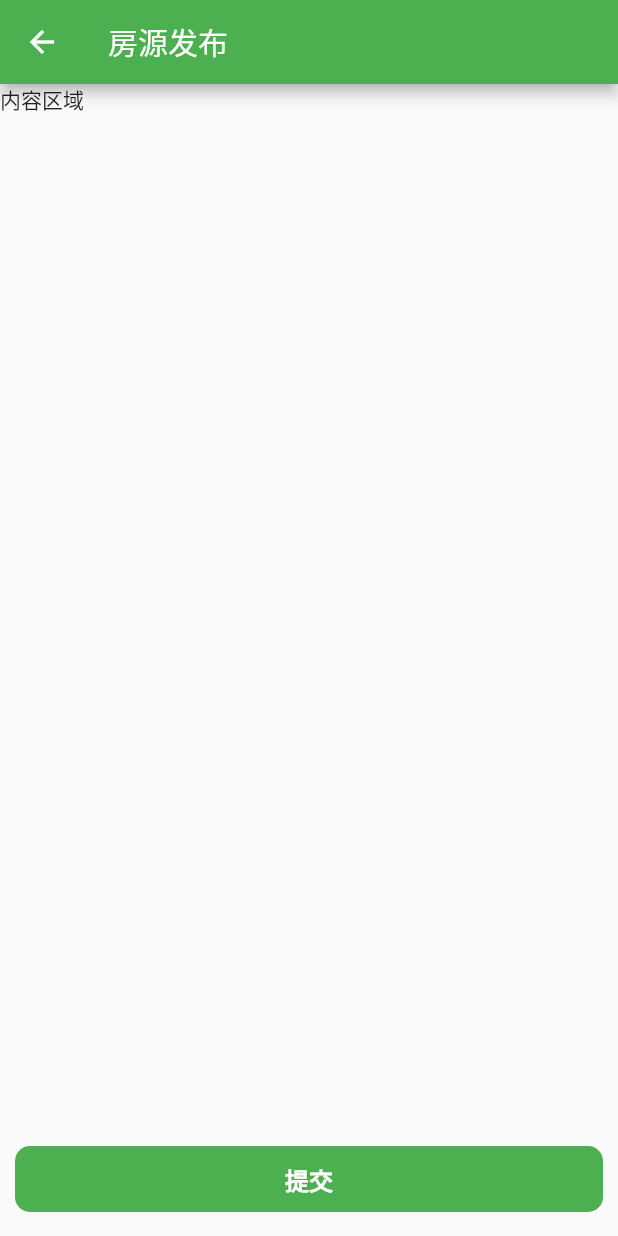
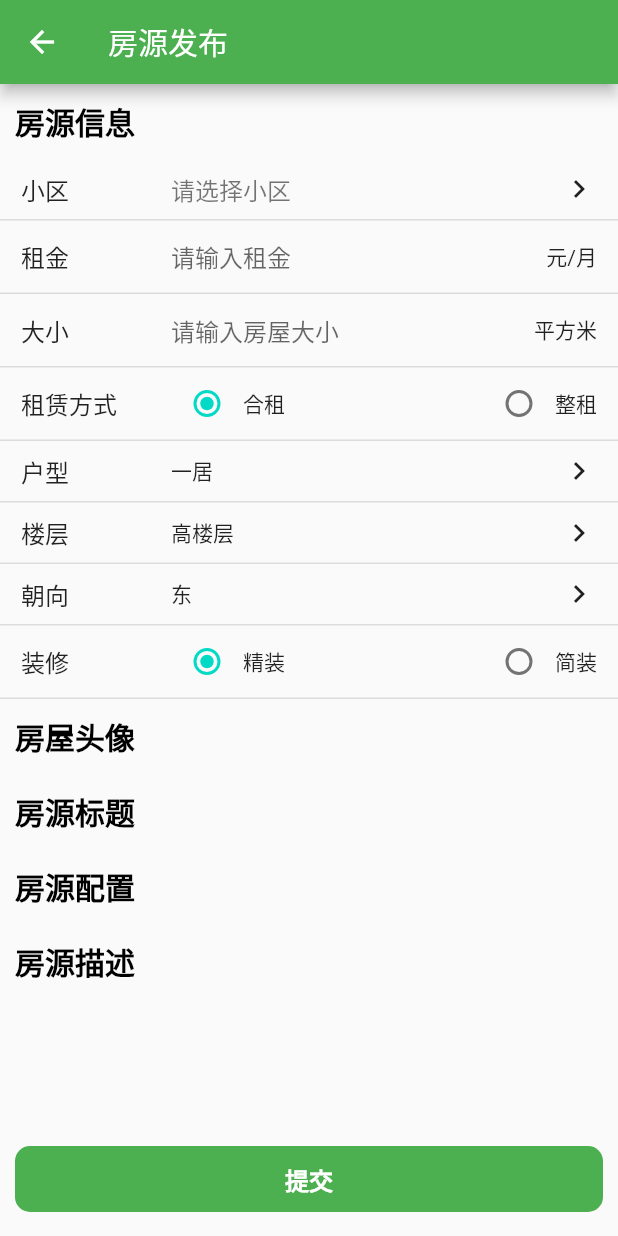
Before and after one commit to BearLatte/good_house_renting, a Flutter app: the RoomAddPage screen opened by its route, on a phone screen of 412 x 824 dp. Run offline on Flutter 3.47's test engine with Material 2 defaults, Android fonts, the phone set to English and light mode, and no system bars; our stand-ins replace card_swiper, fluro; missing offline and left inert: flutter_advanced_networkimage_2; network calls fail.

Commit message:
新增房屋页面完成一部分布局

```diff
--- a/lib/pages/login.dart
+++ b/lib/pages/login.dart
@@ -40,7 +40,7 @@ class _LoginPageState extends State<LoginPage> {
             const Padding(padding: EdgeInsets.all(10)),
             ElevatedButton(
                 onPressed: () {
-                  print('登录动作');
+                  debugPrint('登录动作');
                 },
                 child: const Text('登录')),
             Row(mainAxisAlignment: MainAxisAlignment.center, children: [
--- a/lib/pages/room_add/index.dart
+++ b/lib/pages/room_add/index.dart
@@ -1,9 +1,23 @@
 import 'package:flutter/material.dart';
 import 'package:good_house_renting/widgets/common_floating_action_button.dart';
+import 'package:good_house_renting/widgets/common_form_item.dart';
+import 'package:good_house_renting/widgets/common_radio_form_item.dart';
+import 'package:good_house_renting/widgets/common_select_form_item.dart';
+import 'package:good_house_renting/widgets/common_title.dart';
 
-class RoomAddPage extends StatelessWidget {
+class RoomAddPage extends StatefulWidget {
   const RoomAddPage({super.key});
 
+  @override
+  State<RoomAddPage> createState() => _RoomAddPageState();
+}
+
+class _RoomAddPageState extends State<RoomAddPage> {
+  int _rentType = 0;
+  int _decorationType = 0;
+  int _selectedHouseholdType = 0;
+  int _selectedFloor = 0;
+  int _selectedRriented = 0;
   @override
   Widget build(BuildContext context) {
     return Scaffold(
@@ -15,7 +29,99 @@ class RoomAddPage extends StatelessWidget {
       appBar: AppBar(
         title: const Text('房源发布'),
       ),
-      body: ListView(children: const [Text('内容区域')]),
+      body: ListView(children: [
+        const CommonTitle(title: '房源信息'),
+        CommonFormItem(
+          '小区',
+          contentBuilder: (context) {
+            return GestureDetector(
+              behavior: HitTestBehavior.translucent,
+              onTap: () {
+                Navigator.of(context).pushNamed('search');
+              },
+              child: const SizedBox(
+                height: 40.0,
+                child: Row(
+                  mainAxisAlignment: MainAxisAlignment.spaceBetween,
+                  children: [
+                    Text(
+                      '请选择小区',
+                      style: TextStyle(fontSize: 16.0, color: Colors.black54),
+                    ),
+                    Icon(Icons.keyboard_arrow_right)
+                  ],
+                ),
+              ),
+            );
+          },
+        ),
+        CommonFormItem(
+          '租金',
+          hintText: '请输入租金',
+          suffixText: '元/月',
+          controller: TextEditingController(),
+        ),
+        CommonFormItem(
+          '大小',
+          hintText: '请输入房屋大小',
+          suffixText: '平方米',
+          controller: TextEditingController(),
+        ),
+        CommonRadioFormItem(
+          '租赁方式',
+          options: const ['合租', '整租'],
+          value: _rentType,
+          onChanged: (index) {
+            setState(() {
+              _rentType = index!;
+            });
+          },
+        ),
+        CommonSelectFormItem(
+          '户型',
+          options: const ['一居', '两居', '三居', '四居', '四居+'],
+          value: _selectedHouseholdType,
+          onChanged: (index) {
+            setState(() {
+              _selectedHouseholdType = index;
+            });
+          },
+        ),
+        CommonSelectFormItem(
+          '楼层',
+          options: const ['高楼层', '中楼层', '低楼层'],
+          value: _selectedFloor,
+          onChanged: (index) {
+            setState(() {
+              _selectedFloor = index;
+            });
+          },
+        ),
+        CommonSelectFormItem(
+          '朝向',
+          options: const ['东', '南', '西', '北'],
+          value: _selectedRriented,
+          onChanged: (index) {
+            setState(() {
+              _selectedRriented = index;
+            });
+          },
+        ),
+        CommonRadioFormItem(
+          '装修',
+          options: const ['精装', '简装'],
+          value: _decorationType,
+          onChanged: (index) {
+            setState(() {
+              _decorationType = index!;
+            });
+          },
+        ),
+        const CommonTitle(title: '房屋头像'),
+        const CommonTitle(title: '房源标题'),
+        const CommonTitle(title: '房源配置'),
+        const CommonTitle(title: '房源描述')
+      ]),
     );
   }
 }
--- /dev/null
+++ b/lib/util/common_picker/index.dart
@@ -0,0 +1,66 @@
+import 'package:flutter/cupertino.dart';
+import 'package:flutter/material.dart';
+
+class CommonPicker {
+  static Future<int?> showPicker({
+    required BuildContext context,
+    required List<String> options,
+    required int value,
+    double height = 300.0,
+  }) {
+    return showCupertinoModalPopup<int>(
+        context: context,
+        builder: (context) {
+          var textStyle = const TextStyle(fontWeight: FontWeight.w600);
+          var controller = FixedExtentScrollController();
+          return Container(
+            color: Colors.white,
+            height: height,
+            child: Column(
+              children: [
+                Container(
+                  height: 40.0,
+                  decoration: BoxDecoration(
+                    color: Colors.grey[200],
+                    border: Border(
+                      bottom: BorderSide(
+                          width: 1.0, color: Theme.of(context).dividerColor),
+                    ),
+                  ),
+                  child: Row(
+                    mainAxisAlignment: MainAxisAlignment.spaceBetween,
+                    children: [
+                      TextButton(
+                          onPressed: () {
+                            Navigator.of(context).pop();
+                          },
+                          child: Text(
+                            '取消',
+                            style: textStyle,
+                          )),
+                      TextButton(
+                          onPressed: () {
+                            Navigator.of(context).pop(controller.selectedItem);
+                          },
+                          child: Text(
+                            '确定',
+                            style: textStyle,
+                          )),
+                    ],
+                  ),
+                ),
+                Expanded(
+                  child: CupertinoPicker(
+                    scrollController: controller,
+                    backgroundColor: Theme.of(context).scaffoldBackgroundColor,
+                    itemExtent: 32.0,
+                    onSelectedItemChanged: (int value) {},
+                    children: options.map((option) => Text(option)).toList(),
+                  ),
+                )
+              ],
+            ),
+          );
+        });
+  }
+}
--- /dev/null
+++ b/lib/widgets/common_form_item.dart
@@ -0,0 +1,67 @@
+import 'package:flutter/material.dart';
+
+class CommonFormItem extends StatelessWidget {
+  final String label;
+  final Widget Function(BuildContext context)? contentBuilder;
+
+  final Widget? suffix;
+  final String? suffixText;
+
+  final String? hintText;
+  final ValueChanged? onChanged;
+
+  final TextEditingController? controller;
+
+  const CommonFormItem(
+    this.label, {
+    super.key,
+    this.contentBuilder,
+    this.suffix,
+    this.suffixText,
+    this.hintText,
+    this.onChanged,
+    this.controller,
+  });
+
+  @override
+  Widget build(BuildContext context) {
+    return Container(
+      padding: const EdgeInsets.only(left: 14.0, right: 14.0),
+      decoration: BoxDecoration(
+        border: Border(
+          bottom: BorderSide(
+            width: 1.0,
+            color: Theme.of(context).dividerColor,
+          ),
+        ),
+      ),
+      child: Row(
+        children: [
+          SizedBox(
+            width: 100.0,
+            child: Text(
+              label,
+              style: const TextStyle(
+                fontSize: 16.0,
+                color: Colors.black87,
+              ),
+            ),
+          ),
+          Expanded(
+            child: contentBuilder != null
+                ? contentBuilder!(context)
+                : TextField(
+                    decoration: InputDecoration(
+                      hintText: hintText,
+                      border: InputBorder.none,
+                    ),
+                    controller: controller,
+                  ),
+          ),
+          if (suffix != null) suffix!,
+          if (suffix == null && suffixText != null) Text(suffixText!)
+        ],
+      ),
+    );
+  }
+}
--- /dev/null
+++ b/lib/widgets/common_radio_form_item.dart
@@ -0,0 +1,44 @@
+import 'package:flutter/material.dart';
+import 'package:good_house_renting/widgets/common_form_item.dart';
+
+class CommonRadioFormItem extends StatelessWidget {
+  final String label;
+  final List<String> options;
+  final int? value;
+  final ValueChanged<int?>? onChanged;
+
+  const CommonRadioFormItem(
+    this.label, {
+    super.key,
+    required this.options,
+    this.value,
+    this.onChanged,
+  });
+
+  @override
+  Widget build(BuildContext context) {
+    return CommonFormItem(
+      label,
+      contentBuilder: (context) {
+        return Container(
+          child: Row(
+            mainAxisAlignment: MainAxisAlignment.spaceBetween,
+            children: List.generate(
+              options.length,
+              (index) => Row(
+                children: [
+                  Radio(
+                    value: index,
+                    groupValue: value,
+                    onChanged: onChanged,
+                  ),
+                  Text(options[index])
+                ],
+              ),
+            ),
+          ),
+        );
+      },
+    );
+  }
+}
--- /dev/null
+++ b/lib/widgets/common_select_form_item.dart
@@ -0,0 +1,52 @@
+import 'package:flutter/material.dart';
+import 'package:good_house_renting/util/common_picker/index.dart';
+import 'package:good_house_renting/widgets/common_form_item.dart';
+
+class CommonSelectFormItem extends StatelessWidget {
+  final String label;
+  final List<String> options;
+  final int value;
+  final Function(int)? onChanged;
+
+  const CommonSelectFormItem(
+    this.label, {
+    super.key,
+    required this.options,
+    required this.value,
+    this.onChanged,
+  });
+
+  @override
+  Widget build(BuildContext context) {
+    return CommonFormItem(
+      label,
+      contentBuilder: (context) {
+        return GestureDetector(
+          behavior: HitTestBehavior.translucent,
+          onTap: () {
+            var result = CommonPicker.showPicker(
+                context: context, options: options, value: value);
+
+            result.then((selectedValue) {
+              if (value != selectedValue &&
+                  selectedValue != null &&
+                  onChanged != null) {
+                onChanged!(selectedValue);
+              }
+            });
+          },
+          child: SizedBox(
+            height: 40.0,
+            child: Row(
+              mainAxisAlignment: MainAxisAlignment.spaceBetween,
+              children: [
+                Text(options[value]),
+                const Icon(Icons.keyboard_arrow_right)
+              ],
+            ),
+          ),
+        );
+      },
+    );
+  }
+}
--- /dev/null
+++ b/lib/widgets/common_title.dart
@@ -0,0 +1,24 @@
+import 'package:flutter/material.dart';
+
+class CommonTitle extends StatelessWidget {
+  final String title;
+
+  const CommonTitle({super.key, required this.title});
+
+  @override
+  Widget build(BuildContext context) {
+    return Container(
+      height: 50.0,
+      alignment: Alignment.centerLeft,
+      padding: const EdgeInsets.only(left: 10.0),
+      child: Text(
+        title,
+        style: const TextStyle(
+          color: Colors.black,
+          fontSize: 20.0,
+          fontWeight: FontWeight.w600,
+        ),
+      ),
+    );
+  }
+}
```
